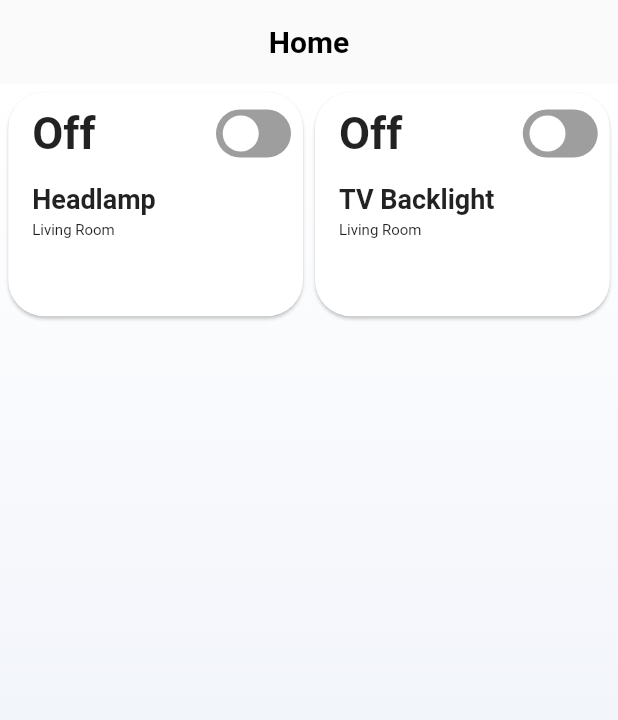
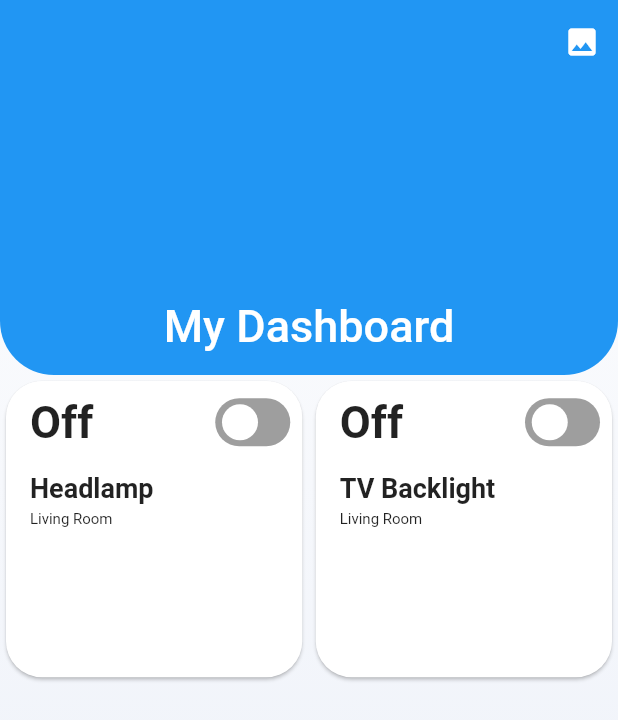
Before and after one commit to LeBraveLittleToaster/XLightApp, a Flutter app: the screen it shows after launch, on a phone screen of 412 x 824 dp. Shown: the top 720 px of the screen. Run offline on Flutter 3.47's test engine with Material 2 defaults, Android fonts, the phone set to English and light mode, and no system bars; drawn by our look-alikes of flutter_switch; our stand-ins replace sleek_circular_slider.

Commit message:
ChangedAppbar to SliverAppBar

```diff
--- a/xlightapp/lib/experimental/input_widgets/hsvb_input_widget.dart
+++ b/xlightapp/lib/experimental/input_widgets/hsvb_input_widget.dart
@@ -64,6 +64,7 @@ class _HsvbInputWidget extends State<HsvbInputWidget> {
     return Padding(
       padding: const EdgeInsets.all(8.0),
       child: Card(
+        shape: RoundedRectangleBorder(borderRadius: BorderRadius.circular(24)),
         child: Column(
           children: [
             Padding(
--- a/xlightapp/lib/experimental/light_dashboard.dart
+++ b/xlightapp/lib/experimental/light_dashboard.dart
@@ -23,20 +23,45 @@ class _LightDashboardState extends State<LightDashboardWidget> {
   Widget build(BuildContext context) {
     LightStore lightStore = Provider.of<LightStore>(context);
     ModeStore modeStore = Provider.of<ModeStore>(context, listen: false);
-    return Column(
-      children: [
-        Expanded(
-          child: GridView.count(
-            padding: const EdgeInsets.all(1.5),
+    List<Widget> gridItems = lightStore.lights
+        .map((light) =>
+            getGridLightItem(light, _toggleLight, lightStore, context))
+        .toList();
+    return CustomScrollView(
+      slivers: [
+        SliverAppBar(
+          snap: true,
+          shape: RoundedRectangleBorder(
+              borderRadius: BorderRadius.only(
+                  bottomLeft: Radius.circular(36),
+                  bottomRight: Radius.circular(36))),
+          elevation: 30,
+          shadowColor: Colors.black,
+          actions: [
+            IconButton(
+                onPressed: () {
+                  print("Hello World");
+                },
+                icon: Icon(Icons.photo))
+          ],
+          stretch: true,
+          floating: true,
+          flexibleSpace: FlexibleSpaceBar(
+            title: Text("My Dashboard"),
+            centerTitle: true,
+            stretchModes: [
+              StretchMode.zoomBackground,
+              StretchMode.blurBackground,
+              StretchMode.fadeTitle
+            ],
+          ),
+          expandedHeight: 250,
+        ),
+        SliverGrid.count(
+            crossAxisSpacing: 1.0,
+            mainAxisSpacing: 1.3,
             crossAxisCount: 2,
-            mainAxisSpacing: 1.0,
-            childAspectRatio: 1.3,
-            children: lightStore.lights
-                .map((light) =>
-                    getGridLightItem(light, _toggleLight, lightStore, context))
-                .toList(),
-          ),
-        ),
+            children: gridItems)
       ],
     );
   }
--- a/xlightapp/lib/main.dart
+++ b/xlightapp/lib/main.dart
@@ -1,11 +1,16 @@
 import 'package:flutter/material.dart';
+import 'package:flutter/services.dart';
 import 'package:provider/provider.dart';
 import 'package:xlightapp/experimental/light_dashboard.dart';
 import 'package:xlightapp/stores/mts_light_store.dart';
 import 'package:xlightapp/stores/mts_mode_store.dart';
 import 'package:xlightapp/xlight_appbar.dart';
 
-void main() {
+void main() async {
+  WidgetsFlutterBinding.ensureInitialized();
+  await SystemChrome.setPreferredOrientations(
+    [DeviceOrientation.portraitUp],
+  );
   runApp(const MyApp());
 }
 
@@ -14,7 +19,6 @@ class MyApp extends StatelessWidget {
 
   @override
   Widget build(BuildContext context) {
-
     return MultiProvider(
       providers: [
         ChangeNotifierProvider<ModeStore>(create: (_) => ModeStore().init()),
@@ -44,14 +48,13 @@ class _MyHomePageState extends State<MyHomePage> {
   @override
   Widget build(BuildContext context) {
     return Scaffold(
-      appBar: getXLightAppBar("Home"),
       body: Container(
           height: MediaQuery.of(context).size.height,
           width: MediaQuery.of(context).size.width,
           decoration: const BoxDecoration(
               gradient: LinearGradient(
-                begin: Alignment.topCenter,
-                end: Alignment.bottomCenter,
+                  begin: Alignment.topCenter,
+                  end: Alignment.bottomCenter,
                   colors: [Colors.white, Color.fromARGB(255, 232, 237, 247)])),
           child: Center(child: LightDashboardWidget())),
     );
--- a/xlightapp/lib/stores/mts_light_store.dart
+++ b/xlightapp/lib/stores/mts_light_store.dart
@@ -47,13 +47,14 @@ class LightStore extends ChangeNotifier {
     notifyListeners();
   }
 
-  void updateLightStateValue(MtsLight light, int inputIndex, List<double> values){
+  void updateLightStateValue(
+      MtsLight light, int inputIndex, List<double> values) {
     int lightIndex = lights.indexOf(light);
     lights[lightIndex].state?.values[inputIndex].values = values;
     notifyListeners();
   }
 
-  void setLightState(MtsLight light, MtsLightState state){
+  void setLightState(MtsLight light, MtsLightState state) {
     int lightIndex = lights.indexOf(light);
     lights[lightIndex].state = state;
     notifyListeners();
```
